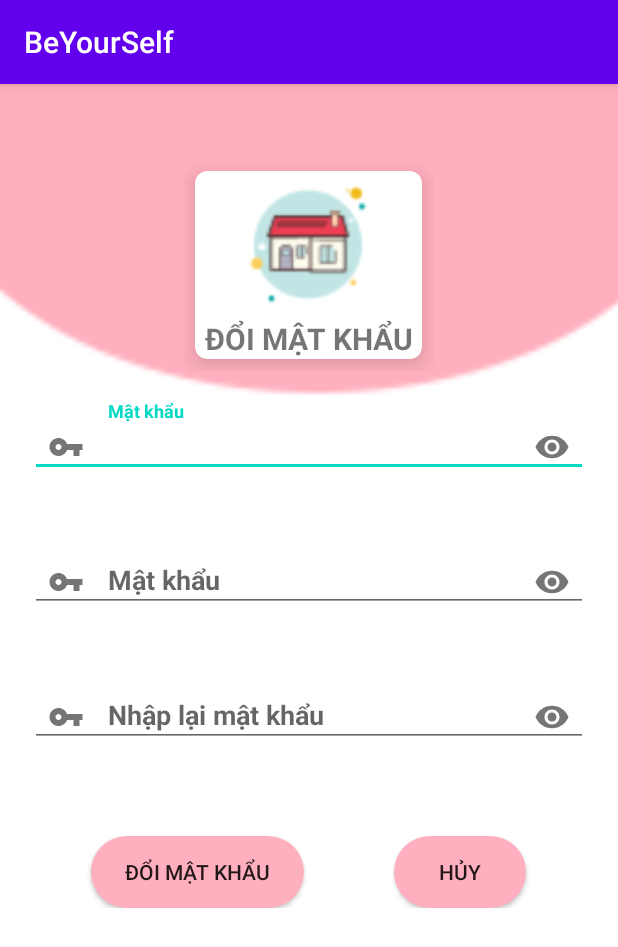
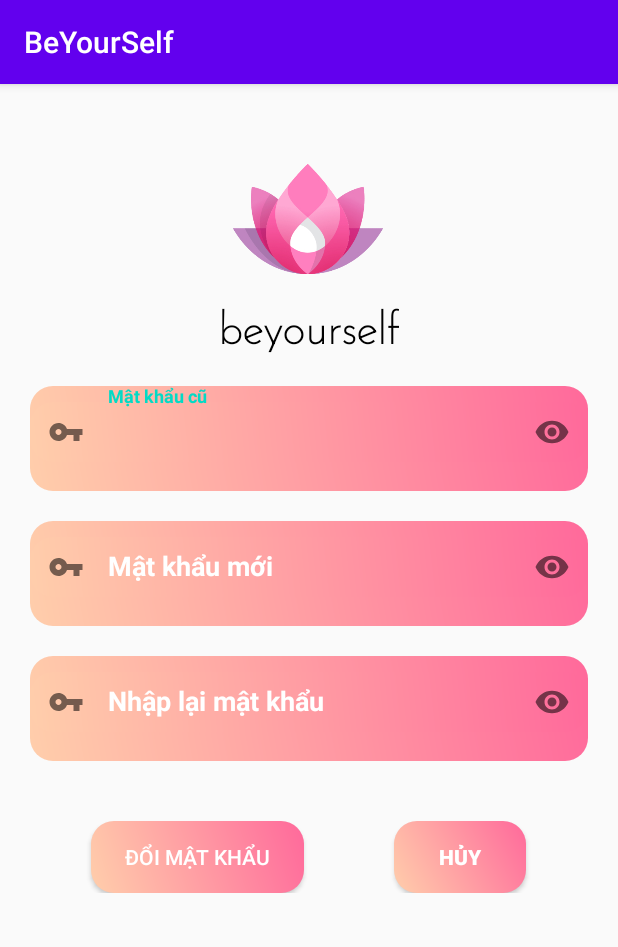
Before and after one commit to thiha129/hi, an Android app: the MainActivityDoiMatKhau screen opened directly, with no data from a screen before it, on a phone screen of 412 x 824 dp. Shown: the top 947 px of the screen. Run offline under Robolectric (Android 15) with nearby library versions, the phone set to English and light mode, and no system bars.

Commit message:
sửa xong dao diện

```diff
--- a/app/src/main/java/com/example/test1/ThemGiayActivity.java
+++ b/app/src/main/java/com/example/test1/ThemGiayActivity.java
@@ -154,6 +154,7 @@ public class ThemGiayActivity extends AppCompatActivity {
 
     private void sua() {
 
+
     }
 
 
--- /dev/null
+++ b/app/src/main/res/drawable/gradient_login2.xml
@@ -0,0 +1,12 @@
+<?xml version="1.0" encoding="utf-8"?>
+<shape xmlns:android="http://schemas.android.com/apk/res/android" android:shape="rectangle" >
+    <gradient
+        android:startColor="#FFCEAB"
+        android:endColor="#FF699B"
+        android:type="linear"
+        android:angle="45"/>
+    <corners
+        android:radius="15dp"/>
+
+
+</shape>
--- a/app/src/main/res/layout/activity_main_doi_mat_khau.xml
+++ b/app/src/main/res/layout/activity_main_doi_mat_khau.xml
@@ -4,58 +4,38 @@
     xmlns:tools="http://schemas.android.com/tools"
     android:layout_width="match_parent"
     android:layout_height="match_parent"
-    android:background="@drawable/dep"
     android:gravity="center"
     android:orientation="vertical"
     tools:context=".MainActivityDoiMatKhau">
     <LinearLayout
         android:layout_width="wrap_content"
         android:layout_height="wrap_content"
-        android:layout_marginTop="50dp"
         android:gravity="center"
+        android:orientation="vertical"
         tools:ignore="MissingConstraints"
         >
 
-        <GridLayout
-            android:layout_width="167dp"
+        <ImageView
+        android:layout_width="100dp"
+        android:layout_height="100dp"
+        android:layout_gravity="center"
+        android:layout_marginTop="40dp"
+        android:src="@drawable/flow">
+
+
+    </ImageView>
+
+        <TextView
+            android:layout_width="wrap_content"
             android:layout_height="wrap_content"
-            android:columnCount="1"
-            android:rowCount="1">
+            android:layout_gravity="center"
+            android:fontFamily="@font/haha"
+            android:text="beyourself"
+            android:textColor="#000"
+            android:textSize="30sp"
+            android:textStyle="bold">
 
-            <androidx.cardview.widget.CardView
-                android:layout_width="match_parent"
-                android:layout_height="wrap_content"
-
-                android:layout_gravity="fill"
-                android:layout_margin="8dp"
-                app:cardCornerRadius="8dp"
-                app:cardElevation="8dp">
-
-                <LinearLayout
-                    android:layout_width="match_parent"
-                    android:layout_height="wrap_content"
-                    android:layout_gravity="center_vertical|center_horizontal"
-                    android:gravity="center"
-                    android:orientation="vertical">
-
-                    <ImageView
-                        android:layout_width="97dp"
-                        android:layout_height="98dp"
-                        android:src="@drawable/icons8_home_60" />
-
-                    <TextView
-                        android:layout_width="match_parent"
-                        android:layout_height="match_parent"
-                        android:text="ĐỔI MẬT KHẨU"
-                        android:textAlignment="center"
-
-                        android:textSize="20sp"
-                        android:textStyle="bold"
-                        android:gravity="center_horizontal" />
-                </LinearLayout>
-            </androidx.cardview.widget.CardView>
-
-        </GridLayout>
+        </TextView>
     </LinearLayout>
     <LinearLayout
         android:layout_width="match_parent"
@@ -71,7 +51,9 @@
             android:layout_marginLeft="20dp"
             android:layout_marginTop="20dp"
             android:layout_marginRight="20dp"
-
+            android:textColorHint="#fff"
+            android:textColor="#fff"
+            android:background="@drawable/gradient_login2"
             app:hintEnabled="true"
             app:passwordToggleEnabled="true"
             app:startIconDrawable="@drawable/ic_baseline_vpn_key_24">
@@ -81,8 +63,10 @@
                 android:layout_width="match_parent"
                 android:layout_height="40dp"
                 android:layout_marginBottom="7dp"
-
-                android:hint="Mật khẩu"
+                android:textColorHint="#fff"
+                android:textColor="#fff"
+                android:background="@drawable/gradient_login2"
+                android:hint="Mật khẩu cũ"
                 android:inputType="textPassword"
 
                 android:textStyle="bold">
@@ -94,7 +78,9 @@
 
             android:layout_width="match_parent"
             android:layout_height="70dp"
-
+            android:textColorHint="#fff"
+            android:textColor="#fff"
+            android:background="@drawable/gradient_login2"
             android:layout_marginLeft="20dp"
             android:layout_marginTop="20dp"
             android:layout_marginRight="20dp"
@@ -107,9 +93,11 @@
                 android:layout_width="match_parent"
                 android:layout_height="40dp"
                 android:layout_marginBottom="7dp"
-                android:hint="Mật khẩu"
+                android:hint="Mật khẩu mới"
                 android:inputType="textPassword"
-
+                android:textColorHint="#fff"
+                android:textColor="#fff"
+                android:background="@drawable/gradient_login2"
                 android:textStyle="bold">
 
             </com.google.android.material.textfield.TextInputEditText>
@@ -119,7 +107,9 @@
 
             android:layout_width="match_parent"
             android:layout_height="70dp"
-
+            android:textColorHint="#fff"
+            android:textColor="#fff"
+            android:background="@drawable/gradient_login2"
             android:layout_marginLeft="20dp"
             android:layout_marginTop="20dp"
             android:layout_marginRight="20dp"
@@ -132,6 +122,9 @@
                 android:layout_width="match_parent"
                 android:layout_height="40dp"
                 android:layout_marginBottom="7dp"
+                android:textColorHint="#fff"
+                android:textColor="#fff"
+                android:background="@drawable/gradient_login2"
                 android:hint="Nhập lại mật khẩu"
                 android:inputType="textPassword"
                 android:textStyle="bold">
@@ -150,7 +143,8 @@
                 android:layout_width="142dp"
                 android:layout_height="wrap_content"
                 android:layout_gravity="center"
-                android:background="@drawable/botronbuttondoimatkhau"
+                android:textColor="#fff"
+                android:background="@drawable/gradient_login2"
                 android:gravity="center"
                 android:text="Đổi mật khẩu">
 
@@ -162,8 +156,11 @@
                 android:text="Hủy"
                 android:layout_marginLeft="60dp"
                 android:gravity="center"
+                android:textColor="#fff"
+                android:textStyle="bold"
+
                 android:layout_gravity="center"
-                android:background="@drawable/botronbuttondoimatkhau">
+                android:background="@drawable/gradient_login2">
 
             </Button>
         </LinearLayout>
--- a/app/src/main/res/values/colors.xml
+++ b/app/src/main/res/values/colors.xml
@@ -3,4 +3,6 @@
     <color name="colorPrimary">#6200EE</color>
     <color name="colorPrimaryDark">#3700B3</color>
     <color name="colorAccent">#03DAC5</color>
+    <color name="colordangnhap" >#FFCEAB</color>
+    <color name="colordangnhap1" >#FF699B</color>
 </resources>
```
Also changed, not shown: app/src/main/res/drawable/botron_button3.xml (added, +30 -0 lines), app/src/main/res/layout/activity_main_dang_ky.xml (+61 -23 lines), app/src/main/res/layout/activity_main_dang_nhap.xml (+47 -8 lines).
